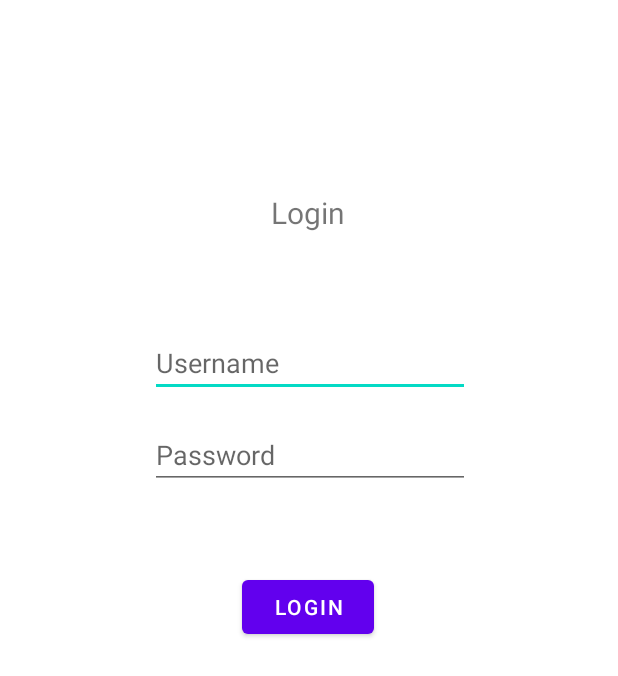
After one commit to Predvsem-trivialno/Programski-jeziki, an Android app: the layout activity_login.xml on its own in the app's theme, with its tools: preview values and no code run, on a phone screen of 412 x 824 dp. The commit adds this screen. Shown: the top 676 px of the screen. Run offline under Robolectric (Android 15) with nearby library versions, the phone set to English and light mode, and no system bars.

Commit message:
Prepared QR code scanner and login activity

```diff
--- a/app/src/main/AndroidManifest.xml
+++ b/app/src/main/AndroidManifest.xml
@@ -19,5 +19,4 @@
             </intent-filter>
         </activity>
     </application>
-
 </manifest>
--- /dev/null
+++ b/app/src/main/res/layout/activity_login.xml
@@ -0,0 +1,58 @@
+<?xml version="1.0" encoding="utf-8"?>
+<androidx.constraintlayout.widget.ConstraintLayout xmlns:android="http://schemas.android.com/apk/res/android"
+    xmlns:app="http://schemas.android.com/apk/res-auto"
+    android:layout_width="match_parent"
+    android:layout_height="match_parent">
+
+    <TextView
+        android:id="@+id/textView"
+        android:layout_width="wrap_content"
+        android:layout_height="wrap_content"
+        android:layout_marginTop="128dp"
+        android:text="@string/text_login"
+        android:textSize="20sp"
+        app:layout_constraintEnd_toEndOf="parent"
+        app:layout_constraintHorizontal_bias="0.498"
+        app:layout_constraintStart_toStartOf="parent"
+        app:layout_constraintTop_toTopOf="parent" />
+
+    <Button
+        android:id="@+id/button"
+        android:layout_width="wrap_content"
+        android:layout_height="wrap_content"
+        android:text="@string/button_login"
+        app:layout_constraintBottom_toBottomOf="parent"
+        app:layout_constraintEnd_toEndOf="parent"
+        app:layout_constraintHorizontal_bias="0.498"
+        app:layout_constraintStart_toStartOf="parent"
+        app:layout_constraintTop_toBottomOf="@+id/inputPassword"
+        app:layout_constraintVertical_bias="0.121" />
+
+    <EditText
+        android:id="@+id/inputUsername"
+        android:layout_width="wrap_content"
+        android:layout_height="wrap_content"
+        android:layout_marginTop="64dp"
+        android:ems="10"
+        android:hint="@string/hint_username"
+        android:inputType="textPersonName"
+        app:layout_constraintEnd_toEndOf="parent"
+        app:layout_constraintHorizontal_bias="0.502"
+        app:layout_constraintStart_toStartOf="parent"
+        app:layout_constraintTop_toBottomOf="@+id/textView"
+        android:importantForAutofill="no" />
+
+    <EditText
+        android:id="@+id/inputPassword"
+        android:layout_width="wrap_content"
+        android:layout_height="wrap_content"
+        android:layout_marginTop="16dp"
+        android:ems="10"
+        android:hint="@string/hint_password"
+        android:inputType="textPassword"
+        app:layout_constraintEnd_toEndOf="parent"
+        app:layout_constraintHorizontal_bias="0.502"
+        app:layout_constraintStart_toStartOf="parent"
+        app:layout_constraintTop_toBottomOf="@+id/inputUsername"
+        android:importantForAutofill="no" />
+</androidx.constraintlayout.widget.ConstraintLayout>
--- a/app/src/main/res/values/strings.xml
+++ b/app/src/main/res/values/strings.xml
@@ -2,4 +2,8 @@
     <string name="app_name">PJ_projekt</string>
     <string name="text_qr">Scan QR code</string>
     <string name="button_qr">SCAN</string>
+    <string name="text_login">Login</string>
+    <string name="button_login">Login</string>
+    <string name="hint_username">Username</string>
+    <string name="hint_password">Password</string>
 </resources>
--- a/settings.gradle
+++ b/settings.gradle
@@ -10,6 +10,7 @@ dependencyResolutionManagement {
     repositories {
         google()
         mavenCentral()
+        maven { url "https://jitpack.io" }
     }
 }
 rootProject.name = "PJ_projekt"
```
Also changed, not shown: app/build.gradle (+7 -2 lines), app/src/main/java/com/example/pj_projekt/BaseActivity.kt (added, +11 -0 lines), app/src/main/java/com/example/pj_projekt/LoginActivity.kt (added, +14 -0 lines), app/src/main/java/com/example/pj_projekt/MainActivity.kt (+38 -3 lines), app/src/main/res/layout/activity_main.xml (+4 -3 lines), gradle.properties (+10 -15 lines), build.gradle (line endings or trailing spaces).
